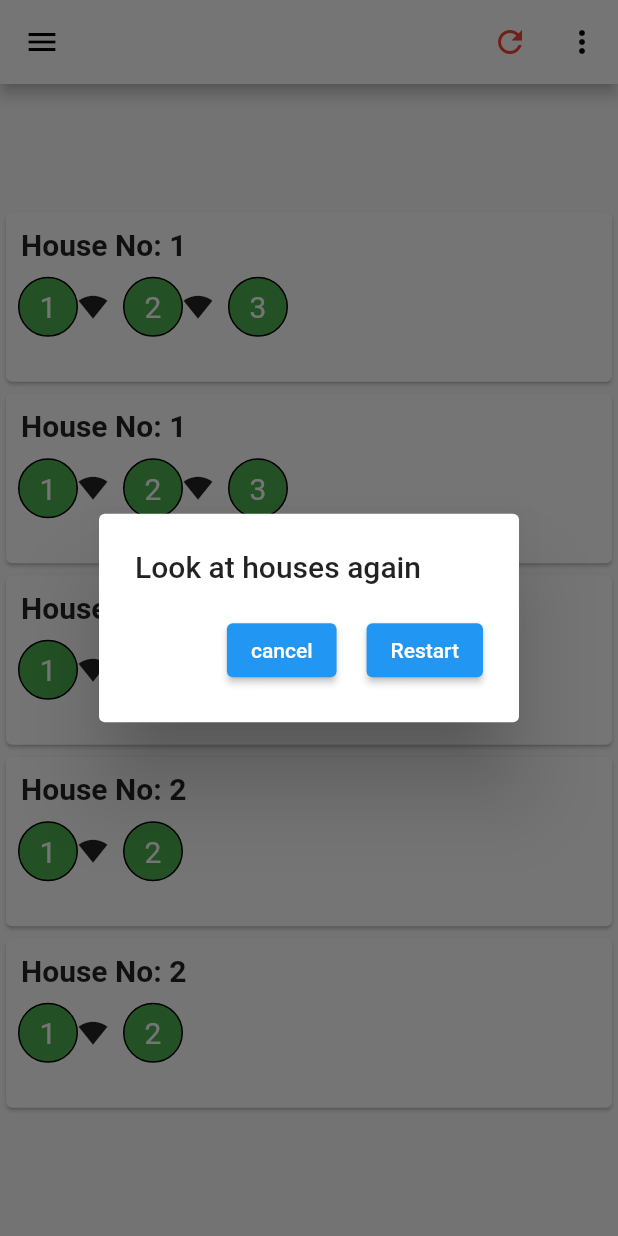
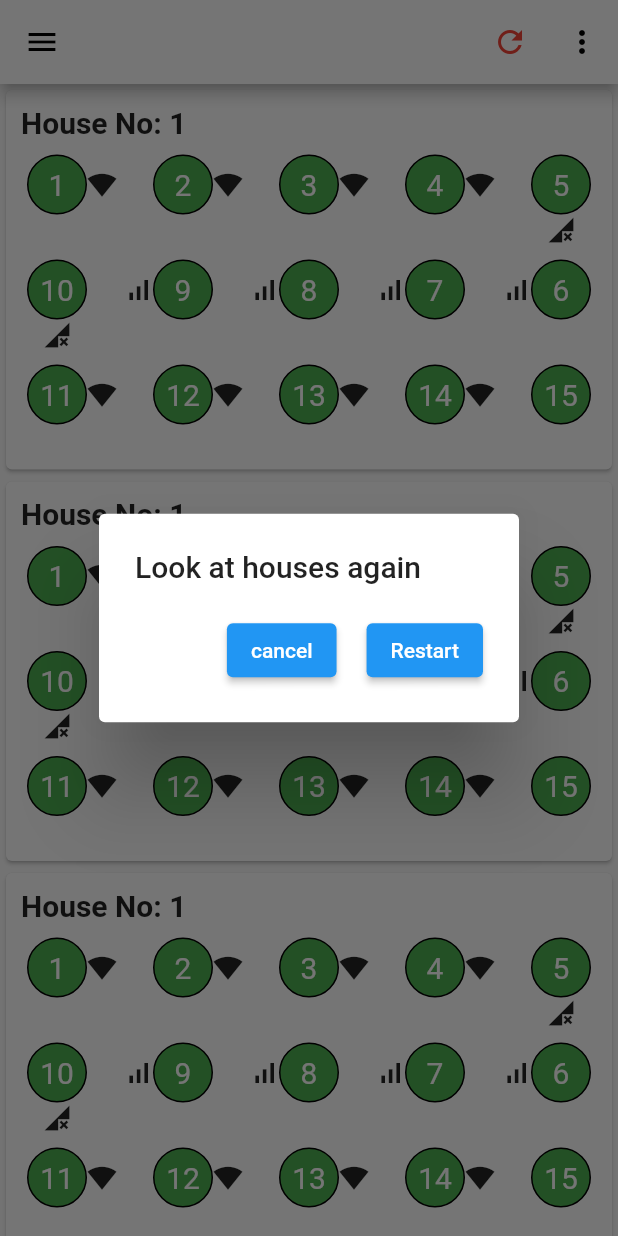
Before and after one commit to innovationstechn/house_app, a Flutter app: the screen it shows after launch, after a tap on the "refresh" icon, on a phone screen of 412 x 824 dp. Run offline on Flutter 3.47's test engine with Material 2 defaults, Android fonts, the phone set to English and light mode, and no system bars; our stand-ins replace floor, moor; accounts and stored records are empty; generated files the repository leaves out were written again.

Commit message:
Responsive UI settings done + Code is also commented.

```diff
--- a/lib/model/database_helper_model.dart
+++ b/lib/model/database_helper_model.dart
@@ -58,8 +58,8 @@ class DatabaseHelper extends ChangeNotifier {
   // Insert data into database
   Future<void> insertData() async {
     // Here we can set no of houses and sub houses
-    int setHouseIds = 2;
-    int setSubHouses = 3;
+    int setHouseIds = 5;
+    int setSubHouses = 15;
 
     for (int i = 0; i < setHouseIds; i++) {
       for (int j = 0; j < setSubHouses - i; j++) {
@@ -77,8 +77,8 @@ class DatabaseHelper extends ChangeNotifier {
   // Restarting all the houses
   Future<void> updateAll() async {
     _mainHouseModelList.clear();
-    for (int i = 0; i < 2; i++) {
-      for (int j = 0; j < 3 - i; j++)
+    for (int i = 0; i < 5; i++) {
+      for (int j = 0; j < 15 - i; j++)
         await database
             .updateHouse(House(houseID: i + 1, number: j + 1, visited: false));
     }
--- a/lib/screen/House.dart
+++ b/lib/screen/House.dart
@@ -68,9 +68,8 @@ class _House extends State<MyHouse> {
       // Creating a row with forward arrow if we have remaining houses length<5
       int remainingLength = widget.houseSubId.length - i;
       Row row = Row(
-        mainAxisAlignment: MainAxisAlignment.start,
+        mainAxisAlignment: MainAxisAlignment.spaceEvenly,
         children: [
-          SizedBox(width: 8,),
           // Using forward arrow for first elements
           for (int j = i; j < i + remainingLength - 1; j++)
             HouseNumber(
@@ -90,6 +89,9 @@ class _House extends State<MyHouse> {
             color: Colors.green,
             arrowDirection: "",
           ),
+          // Fill space for number not present in a row
+          for (int j = 0; j < 5 - remainingLength; j++)
+            Container(color: Colors.transparent,width: 70,)
         ],
       );
       // column.children.add(row);
@@ -119,7 +121,7 @@ class _House extends State<MyHouse> {
               ),
             )
           else
-          // If the current number is the last sub house then don't apply arrow
+          // Current number is the last sub house then don't apply arrow
             HouseNumber(
               houseInfo: House(
                   houseID: widget.houseId,
@@ -150,6 +152,9 @@ class _House extends State<MyHouse> {
       Row row = Row(
         mainAxisAlignment: MainAxisAlignment.spaceEvenly,
         children: [
+          // Fill space for number not present in a row
+          for (int j = 0; j < 5 - remainingLength; j++)
+            Container(color: Colors.transparent,width: 70,),
           //Don't assign arrow to last element.
           HouseNumber(
             houseInfo: House(
--- a/lib/screen/houseNumberWidget.dart
+++ b/lib/screen/houseNumberWidget.dart
@@ -31,8 +31,11 @@ class _HouseNumber extends State<HouseNumber> {
             children: [
               // Creating backward arrow
               widget.arrowDirection == "backward"
-                  ? const Icon(IconData(0xe5a7,
-                      fontFamily: 'MaterialIcons', matchTextDirection: true,),size: 20.0)
+                  ? Container(
+                    margin: EdgeInsets.only(left:10),
+                    child: const Icon(IconData(0xe5a7,
+                        fontFamily: 'MaterialIcons', matchTextDirection: true,),size: 20.0),
+                  )
                   : SizedBox(
                       width: 0,
                       height: 0,
```
